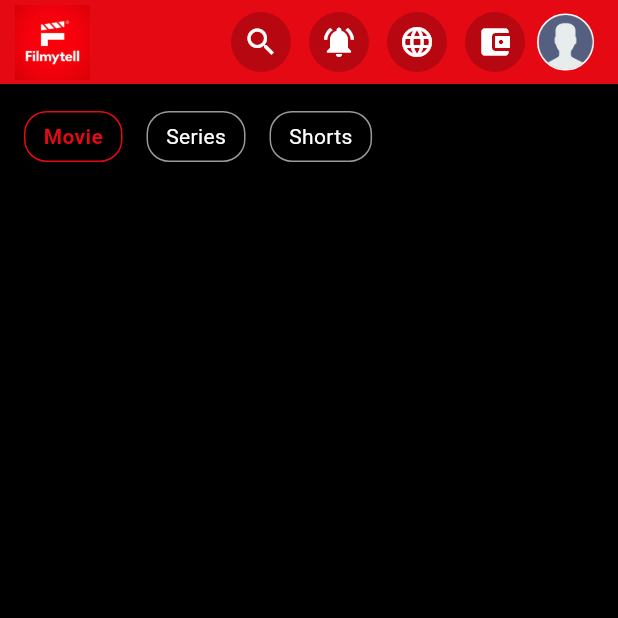
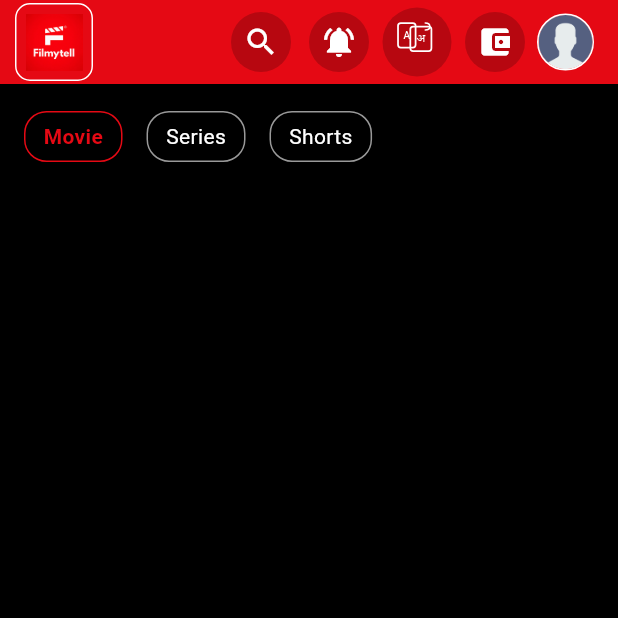
Before and after one commit to tablabsCICD/ott_user, a Flutter app: the HomePage screen opened directly, on a phone screen of 412 x 824 dp, the top half of it. Run offline on Flutter 3.47's test engine with Material 3 defaults, Android fonts, the phone set to English and light mode, and no system bars; our stand-ins replace chewie, flutter_rating_bar, flutter_speed_dial, flutter_svg, image_picker, intl_phone_field and 8 more; missing offline and left inert: razorpay_flutter, universal_html, wc_form_validators; accounts and stored records are empty; network calls fail; statements that could not run were skipped.

Commit message:
changes in change_language and home screen

```diff
--- a/lib/app/pages/home page/HomePage.dart
+++ b/lib/app/pages/home page/HomePage.dart
@@ -1,5 +1,6 @@
 import 'dart:developer';
 import 'package:flutter/material.dart';
+import 'package:flutter_svg/svg.dart';
 import 'package:ott/app/core/constant/image_constant.dart';
 import 'package:ott/app/pages/NavigationPage.dart';
 import 'package:ott/app/pages/profile%20page/component/change_language.dart';
@@ -368,30 +369,38 @@ class _HomePageState extends State<HomePage> {
               ),
             )
           : Container(
+        width: 52,
+        height: 52,
         decoration: BoxDecoration(
-                borderRadius: BorderRadius.circular(
-                  25,
+          borderRadius: BorderRadius.circular(10),
+          border: Border.all(color: Colors.white),
         ),
-              ),
-              width: 50,
         child: Hero(
           tag: "logo",
           child: InkWell(
+            borderRadius: BorderRadius.circular(10),
             onTap: () {
               Navigator.pushReplacement(
                 context,
                 PageRouteBuilder(
-                          pageBuilder:
-                              (context, animation, secondaryAnimation) =>
+                  pageBuilder: (context, animation, secondaryAnimation) =>
                       NavigationPage(),
                   transitionDuration: Duration.zero,
                   reverseTransitionDuration: Duration.zero,
                 ),
               );
             },
-                    child: Image.asset(ImageConstant.logo)),
+            child: Padding(
+              padding: const EdgeInsets.all(6),
+              child: Image.asset(
+                ImageConstant.logo,
+                fit: BoxFit.contain,
               ),
             ),
+          ),
+        ),
+      ),
+
         titleSpacing: ResponsiveWidget.isTablet(context) ? 50 : 10,
       actions: [
         //LanguageDropdown(),
@@ -432,15 +441,23 @@ class _HomePageState extends State<HomePage> {
           width: 4,
         ),
         IconButton(
-          icon: Icon(Icons.language_sharp,
-              color: ResponsiveWidget.isDesktop(context)
-                  ? selectedThemeData.canvasColor
-                  : Colors.white),
           tooltip: lang.selectPreferredLanguage,
           style: IconButton.styleFrom(
             backgroundColor: ResponsiveWidget.isDesktop(context)
                 ? Colors.white.withOpacity(0.3)
-                  : Colors.black.withOpacity(0.2)),
+                : Colors.black.withOpacity(0.2),
+          ),
+          icon: SvgPicture.asset(
+            'assets/icons/translate_swap.svg',
+            width: 30,
+            height: 30,
+            colorFilter: ColorFilter.mode(
+              ResponsiveWidget.isDesktop(context)
+                  ? selectedThemeData.canvasColor
+                  : Colors.white,
+              BlendMode.srcIn,
+            ),
+          ),
           onPressed: () => Navigator.push(
             context,
             MaterialPageRoute(
@@ -448,6 +465,7 @@ class _HomePageState extends State<HomePage> {
             ),
           ),
         ),
+
         SizedBox(
           width: 4,
         ),
@@ -800,6 +818,8 @@ class _HomePageState extends State<HomePage> {
           padding: const EdgeInsets.symmetric(horizontal: 8.0),
           child: GestureDetector(
             onTap: () async {
+              await dashboardProvider.getContinueWatchedMovieList(selectedType);
+
               setState(() {
                 selectedType = type;
               });
```
Also changed, not shown: lib/app/pages/movie details page/component/mobile_preview_cordinator.dart (added, +19 -0 lines), lib/app/pages/profile page/component/change_language.dart (+15 -3 lines), lib/app/widgets/movieCard.dart (+133 -52 lines). Lines whose indentation alone changed are shown as unchanged.
